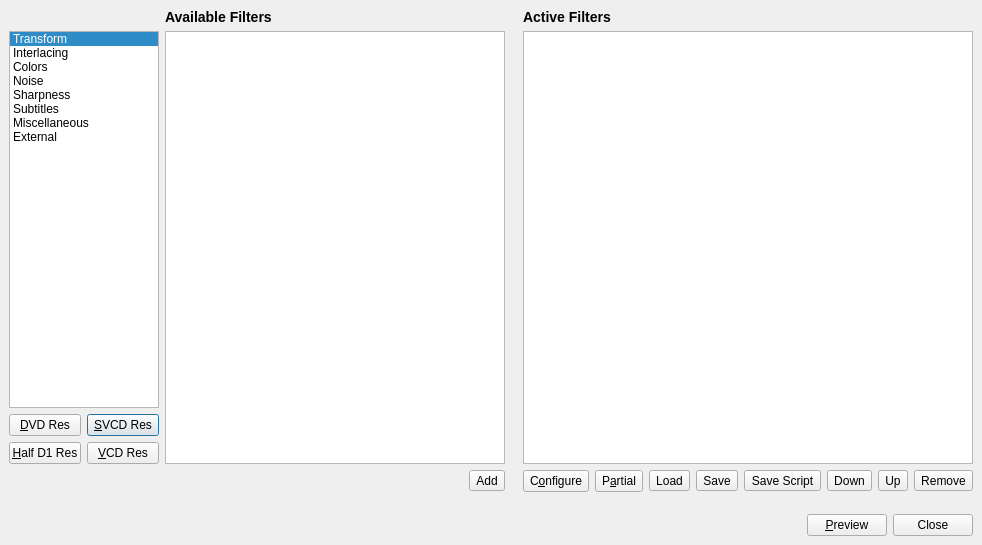
The window that branches/avidemux_2.4_branch/avidemux/ADM_userInterfaces/ADM_QT4/ADM_filters/mainfilter.ui (BackupTheBerlios/avidemux-svn) describes before a commit, drawn with Qt 5.
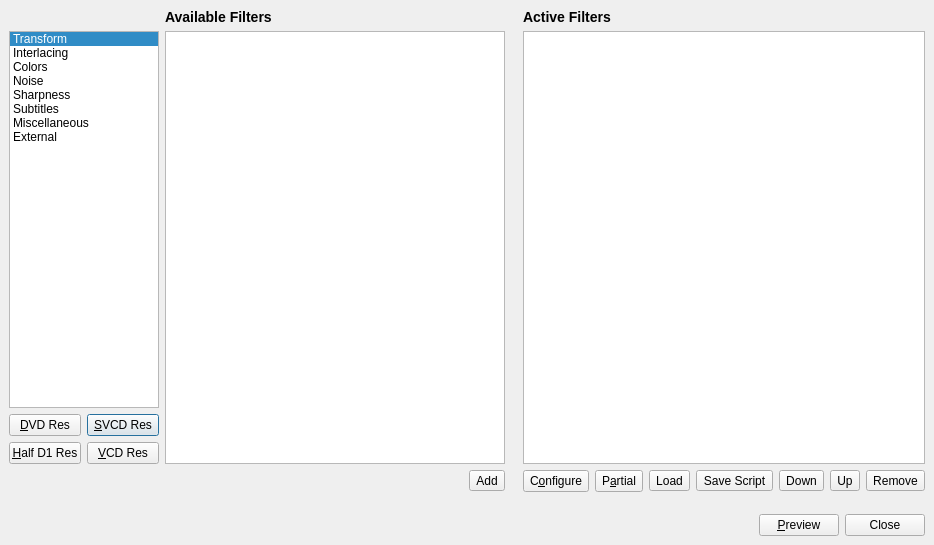
The same window after the commit. Icons and pictures are not drawn.

Commit message: [Qt] implement script buttons on filter manager window

```diff
--- a/branches/avidemux_2.4_branch/avidemux/ADM_userInterfaces/ADM_QT4/ADM_filters/mainfilter.ui
+++ b/branches/avidemux_2.4_branch/avidemux/ADM_userInterfaces/ADM_QT4/ADM_filters/mainfilter.ui
@@ -373,16 +373,6 @@
          </property>
         </widget>
        </item>
-       <item>
-        <widget class="QToolButton" name="toolButtonSave" >
-         <property name="text" >
-          <string>Save</string>
-         </property>
-         <property name="icon" >
-          <iconset resource="filter.qrc" >:/new/prefix1/icons/filesave.png</iconset>
-         </property>
-        </widget>
-       </item>
        <item>
         <widget class="QToolButton" name="toolButtonSaveScript" >
          <property name="text" >
```
Left out of the diff: 19 changed lines with no effect on the pictures. The commit also changes 1 other file.
